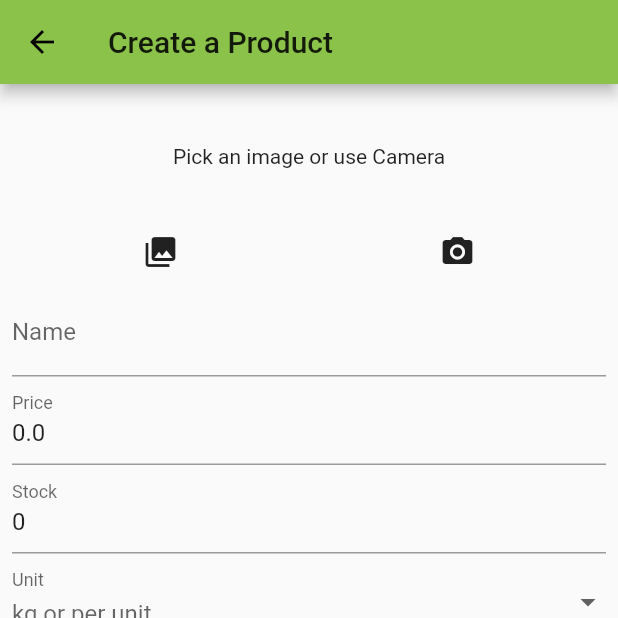
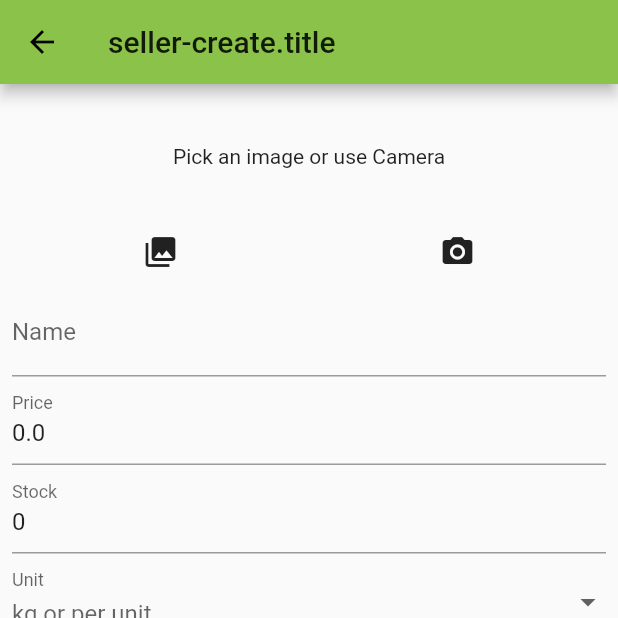
Before and after one commit to GrandSchtroumpf/veggie-market-flutter, a Flutter app: the ProductCreate screen opened by its route, on a phone screen of 412 x 824 dp, the top half of it. Run offline on Flutter 3.47's test engine with Material 2 defaults, Android fonts, the phone set to English and light mode, and no system bars; our stand-ins replace badges, cloud_firestore, firebase_auth, firebase_core, firebase_storage, flutter_i18n and 4 more; accounts and stored records are empty.

Commit message:
intl for seller

```diff
--- a/assets/i18n/en.json
+++ b/assets/i18n/en.json
@@ -21,7 +21,7 @@
   },
   "drawer": {
     "profile": "My profile",
-    "products": "My products",
+    "product": "My products",
     "market": "Market",
     "order": "My orders",
     "signout": "Signout"
@@ -59,6 +59,22 @@
     }
   },
   "seller": {
-
+    "product-list": {
+      "title": "My Products",
+      "empty": "Click on the + button below to create a product."
+    },
+    "product-create": {
+      "title": "New product"
+    },
+    "product-edit": {
+      "title": "Modify product"
+    },
+    "order-list": {
+      "title": "My orders",
+      "loading": "Loading orders"
+    },
+    "seller-edit": {
+      "title": "Modify your profile"
+    }
   }
 }
--- a/assets/i18n/fr.json
+++ b/assets/i18n/fr.json
@@ -21,7 +21,7 @@
   },
   "drawer": {
     "profile": "Mon profil",
-    "products": "Mes produits",
+    "product": "Mes produits",
     "market": "Marché",
     "order": "Mes commandes",
     "signout": "Se déconnecter"
@@ -59,6 +59,22 @@
     }
   },
   "seller": {
-
+    "product-list": {
+      "title": "Mes produits",
+      "empty": "Appuyez sur le bouton + en dessous pour ajouter un produit."
+    },
+    "product-create": {
+      "title": "Nouveau produit"
+    },
+    "product-edit": {
+      "title": "Modifier le produit"
+    },
+    "order-list": {
+      "title": "Mes commandes",
+      "loading": "Nous chargeons vos commandes"
+    },
+    "seller-edit": {
+      "title": "Modifier votre profil"
+    }
   }
 }
--- a/lib/dashboard/order.dart
+++ b/lib/dashboard/order-list.dart
@@ -1,16 +1,18 @@
 import 'package:flutter/material.dart';
+import '../intl.dart';
 import '../auth/shell.dart';
 import '../order/list.dart';
 import '../product/model.dart';
 import '../service-provider.dart';
 
 class SellerOrderList extends StatelessWidget {
+  final intl = const Intl('seller.order-list');
   @override
   Widget build(BuildContext context) {
     final productService = ServiceProvider.of(context).product;
     final orderService = ServiceProvider.of(context).order;
     return AuthShell(
-      title: Text('Orders'),
+      title: intl.text('title'),
       body: OrderList(
         query: orderService.queryOwn(),
         headerBuilder: (context, order) {
@@ -24,7 +26,7 @@ class SellerOrderList extends StatelessWidget {
             future: productService.getOne(item.productPath),
             builder: (context, snaphot) {
               if (!snaphot.hasData) {
-                return Text('Loading');
+                return intl.text('loading');
               }
               final product = snaphot.data;
               return ListTile(
--- a/lib/dashboard/create.dart
+++ b/lib/dashboard/product-create.dart
@@ -1,14 +1,16 @@
 import 'package:flutter/material.dart';
+import '../intl.dart';
 import '../service-provider.dart';
 import '../product/model.dart';
 import '../product/form.dart';
 
 class ProductCreate extends StatelessWidget {
+  final intl = const Intl('seller-create');
   @override
   Widget build(BuildContext context) {
     final service = ServiceProvider.of(context).product;
     return Scaffold(
-      appBar: AppBar(title: Text('Create a Product')),
+      appBar: AppBar(title: intl.text('title')),
       body: ProductForm(
         product: Product(),
         onSubmit: (Product product) async {
--- a/lib/dashboard/edit.dart
+++ b/lib/dashboard/product-edit.dart
@@ -1,10 +1,13 @@
 import 'package:flutter/material.dart';
+import '../intl.dart';
 import '../service-provider.dart';
 import '../product/view.shell.dart';
 import '../product/model.dart';
 import '../product/form.dart';
 
 class ProductEdit extends StatelessWidget {
+  final intl = const Intl('seller-edit');
+
   @override
   Widget build(BuildContext context) {
     final service = ServiceProvider.of(context).product;
@@ -12,7 +15,7 @@ class ProductEdit extends StatelessWidget {
     return ProductViewShell(builder: (context, product) {
       return Scaffold(
         appBar: AppBar(
-          title: Text('Modify ${product.name}'),
+          title: intl.text('title'),
           actions: [
             IconButton(
               icon: Icon(Icons.delete),
--- a/lib/dashboard/list.dart
+++ b/lib/dashboard/product-list.dart
@@ -1,15 +1,17 @@
 import 'package:flutter/material.dart';
+import '../intl.dart';
 import '../image/empty.dart';
 import '../service-provider.dart';
 import '../product/model.dart';
 import '../auth/shell.dart';
 
-class ProductList extends StatelessWidget {
+class SellerProductList extends StatelessWidget {
+  final intl = const Intl('seller.product-list');
   @override
   Widget build(BuildContext context) {
     final service = ServiceProvider.of(context).product;
     return AuthShell(
-      title: Text('Dashboard'),
+      title: intl.text('title'),
       body: StreamBuilder<List<Product>>(
         stream: service.queryOwn(),
         builder: (context, snapshot) {
@@ -24,7 +26,7 @@ class ProductList extends StatelessWidget {
 
           /// EMPTY ///
           if (snapshot.data.length == 0) {
-            return Empty('Click on the + button below to create a product.');
+            return Empty(intl.key('empty'));
           }
 
           /// LIST ///
--- a/lib/dashboard/seller-edit.dart
+++ b/lib/dashboard/seller-edit.dart
@@ -1,17 +1,17 @@
 import 'package:flutter/material.dart';
+import '../intl.dart';
 import '../service-provider.dart';
 import '../seller/model.dart';
 import '../seller/form.dart';
 
 class SellerEdit extends StatelessWidget {
+  final intl = const Intl('seller.seller-edit');
   @override
   Widget build(BuildContext context) {
     final service = ServiceProvider.of(context).seller;
 
     return Scaffold(
-      appBar: AppBar(
-        title: Text('Modify your company'),
-      ),
+      appBar: AppBar(title: intl.text('title')),
       body: FutureBuilder<Seller>(
         future: service.getCurrent(),
         builder: (context, snaphot) {
@@ -31,7 +31,8 @@ class SellerEdit extends StatelessWidget {
               Navigator.pop(context);
             },
           );
-          }),
+        },
+      ),
     );
   }
 }
```
Also changed, not shown: lib/main.dart (+5 -5 lines). Lines whose indentation alone changed are shown as unchanged.
